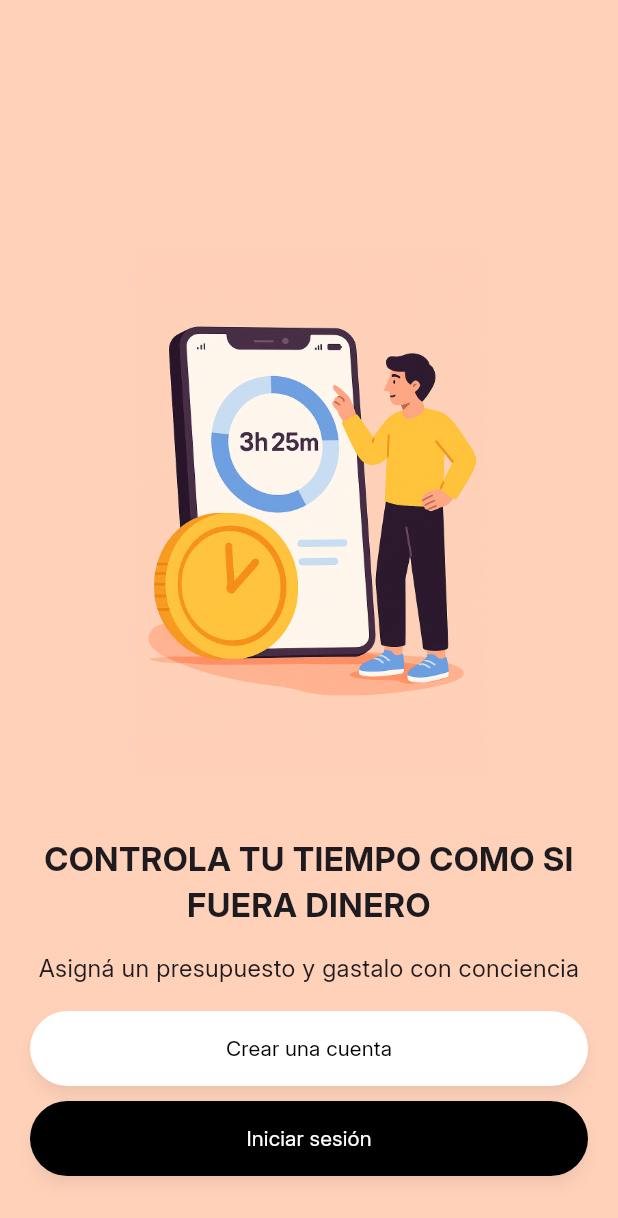
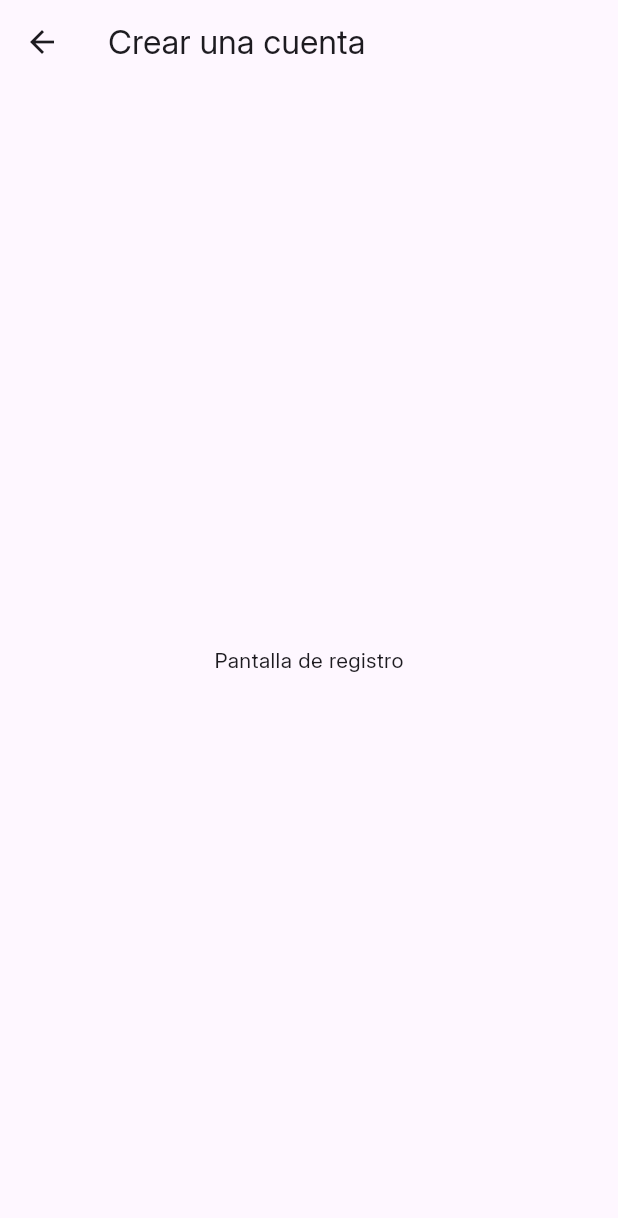
Before and after one commit to BautistaMendibe/focuswallet, a Flutter app: the screen it shows after launch, after a tap on "Crear una cuenta", on a phone screen of 412 x 824 dp. Shown: the top 1218 px of the screen. Run offline on Flutter 3.47's test engine with Material 3 defaults, Android fonts, the phone set to English and light mode, and no system bars; drawn by our look-alikes of smooth_page_indicator.

Commit message:
onboarding con botones de iniciar sesion y registrarse

```diff
--- a/lib/main.dart
+++ b/lib/main.dart
@@ -1,4 +1,5 @@
 import 'package:flutter/material.dart';
+import 'package:focuswallet/routes/app_routes.dart';
 import 'screens/onboarding_screen.dart';
 
 void main() {
@@ -18,6 +19,7 @@ class FocusWalletApp extends StatelessWidget {
         fontFamily: 'Inter',
       ),
       home: OnboardingScreen(),
+      routes: appRoutes,
     );
   }
 }
--- /dev/null
+++ b/lib/routes/app_routes.dart
@@ -0,0 +1,8 @@
+import 'package:flutter/material.dart';
+import '../screens/login_screen.dart';
+import '../screens/register_screen.dart';
+
+Map<String, WidgetBuilder> appRoutes = {
+  '/login': (context) => const LoginScreen(),
+  '/register': (context) => const RegisterScreen(),
+};
--- a/lib/screens/onboarding_screen.dart
+++ b/lib/screens/onboarding_screen.dart
@@ -60,7 +60,7 @@ class _OnboardingScreenState extends State<OnboardingScreen> {
                 // Botón blanco (Crear cuenta)
                 ElevatedButton(
                   onPressed: () {
-                    // ir a pantalla de registro
+                    Navigator.pushNamed(context, '/register');
                   },
                   style: ElevatedButton.styleFrom(
                     backgroundColor: Colors.white,
@@ -76,7 +76,7 @@ class _OnboardingScreenState extends State<OnboardingScreen> {
                 // Botón negro (Iniciar sesión)
                 ElevatedButton(
                   onPressed: () {
-                    // ir a login
+                    Navigator.pushNamed(context, '/login');
                   },
                   style: ElevatedButton.styleFrom(
                     backgroundColor: Colors.black,
--- /dev/null
+++ b/lib/screens/register_screen.dart
@@ -0,0 +1,13 @@
+import 'package:flutter/material.dart';
+
+class RegisterScreen extends StatelessWidget {
+  const RegisterScreen({super.key});
+
+  @override
+  Widget build(BuildContext context) {
+    return Scaffold(
+      appBar: AppBar(title: Text("Crear una cuenta")),
+      body: Center(child: Text("Pantalla de registro")),
+    );
+  }
+}
```
Also changed, not shown: lib/screens/login_screen.dart (added, +13 -0 lines).
